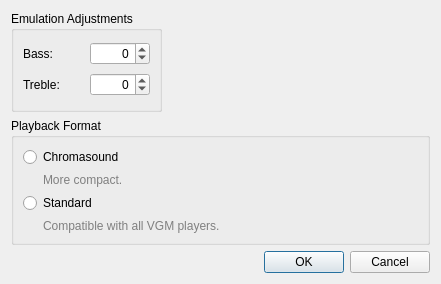
Before: the Qt Designer form dialogs/settings/settingsdialog.ui in nirjacobson/Chromasound-Studio, drawn with Qt 5.
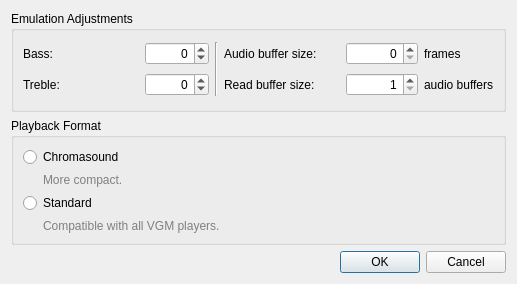
After: the same form once the commit is applied.

Commit message: configurable emu buffer sizes

The edit to the form file:
```diff
--- a/dialogs/settings/settingsdialog.ui
+++ b/dialogs/settings/settingsdialog.ui
@@ -6,7 +6,7 @@
    <rect>
     <x>0</x>
     <y>0</y>
-    <width>441</width>
+    <width>517</width>
     <height>284</height>
    </rect>
   </property>
@@ -19,8 +19,6 @@
   <property name="windowTitle">
    <string>Settings</string>
   </property>
-  <layout class="QVBoxLayout" name="verticalLayout_2">
-   <item>
     <layout class="QGridLayout" name="gridLayout_2">
      <item row="0" column="0">
       <widget class="QGroupBox" name="groupBox_2">
@@ -28,18 +26,25 @@
         <string>Emulation Adjustments</string>
        </property>
        <layout class="QGridLayout" name="gridLayout">
-        <item row="0" column="0">
-         <widget class="QLabel" name="bassLabel">
+      <item row="0" column="3">
+       <widget class="QLabel" name="audioBufferSizeLabel">
           <property name="text">
-           <string>Bass:</string>
+         <string>Audio buffer size:</string>
           </property>
          </widget>
         </item>
-        <item row="0" column="1">
-         <widget class="QSpinBox" name="bassSpinBox">
+      <item row="1" column="3">
+       <widget class="QLabel" name="readBufferSizeLabel">
+        <property name="text">
+         <string>Read buffer size:</string>
+        </property>
+       </widget>
+      </item>
+      <item row="1" column="4">
+       <widget class="QSpinBox" name="readBufferSizeSpinBox">
           <property name="maximumSize">
            <size>
-            <width>64</width>
+          <width>72</width>
             <height>16777215</height>
            </size>
           </property>
@@ -53,10 +58,10 @@
            <set>Qt::AlignRight|Qt::AlignTrailing|Qt::AlignVCenter</set>
           </property>
           <property name="minimum">
-           <number>-100</number>
+         <number>1</number>
           </property>
           <property name="maximum">
-           <number>100</number>
+         <number>1000</number>
           </property>
          </widget>
         </item>
@@ -67,6 +72,57 @@
           </property>
          </widget>
         </item>
+      <item row="0" column="1">
+       <widget class="QSpinBox" name="bassSpinBox">
+        <property name="maximumSize">
+         <size>
+          <width>64</width>
+          <height>16777215</height>
+         </size>
+        </property>
+        <property name="sizeIncrement">
+         <size>
+          <width>64</width>
+          <height>0</height>
+         </size>
+        </property>
+        <property name="alignment">
+         <set>Qt::AlignRight|Qt::AlignTrailing|Qt::AlignVCenter</set>
+        </property>
+        <property name="minimum">
+         <number>-100</number>
+        </property>
+        <property name="maximum">
+         <number>100</number>
+        </property>
+       </widget>
+      </item>
+      <item row="0" column="0">
+       <widget class="QLabel" name="bassLabel">
+        <property name="text">
+         <string>Bass:</string>
+        </property>
+       </widget>
+      </item>
+      <item row="0" column="4">
+       <widget class="QSpinBox" name="audioBufferSizeSpinBox">
+        <property name="maximumSize">
+         <size>
+          <width>72</width>
+          <height>16777215</height>
+         </size>
+        </property>
+        <property name="alignment">
+         <set>Qt::AlignRight|Qt::AlignTrailing|Qt::AlignVCenter</set>
+        </property>
+        <property name="minimum">
+         <number>0</number>
+        </property>
+        <property name="maximum">
+         <number>44100</number>
+        </property>
+       </widget>
+      </item>
         <item row="1" column="1">
          <widget class="QSpinBox" name="trebleSpinBox">
           <property name="maximumSize">
@@ -92,23 +148,43 @@
           </property>
          </widget>
         </item>
-       </layout>
-      </widget>
-     </item>
-     <item row="0" column="1">
-      <spacer name="horizontalSpacer">
+      <item row="0" column="2" rowspan="2">
+       <widget class="Line" name="line">
        <property name="orientation">
-        <enum>Qt::Horizontal</enum>
-       </property>
-       <property name="sizeHint" stdset="0">
-        <size>
-         <width>304</width>
-         <height>93</height>
-        </size>
-       </property>
-      </spacer>
-     </item>
-     <item row="1" column="0" colspan="2">
+         <enum>Qt::Vertical</enum>
+        </property>
+       </widget>
+      </item>
+      <item row="0" column="5">
+       <widget class="QLabel" name="framesLabel">
+        <property name="sizePolicy">
+         <sizepolicy hsizetype="Maximum" vsizetype="Preferred">
+          <horstretch>0</horstretch>
+          <verstretch>0</verstretch>
+         </sizepolicy>
+        </property>
+        <property name="text">
+         <string>frames</string>
+        </property>
+       </widget>
+      </item>
+      <item row="1" column="5">
+       <widget class="QLabel" name="audioBuffersLabel">
+        <property name="sizePolicy">
+         <sizepolicy hsizetype="Maximum" vsizetype="Preferred">
+          <horstretch>0</horstretch>
+          <verstretch>0</verstretch>
+         </sizepolicy>
+        </property>
+        <property name="text">
+         <string>audio buffers</string>
+        </property>
+       </widget>
+      </item>
+     </layout>
+    </widget>
+   </item>
+   <item row="1" column="0">
       <widget class="QGroupBox" name="groupBox_3">
        <property name="title">
         <string>Playback Format</string>
@@ -157,9 +233,7 @@
        </layout>
       </widget>
      </item>
-    </layout>
-   </item>
-   <item>
+   <item row="2" column="0">
     <widget class="QDialogButtonBox" name="buttonBox">
      <property name="orientation">
       <enum>Qt::Horizontal</enum>
```
Left out of the diff: 14 changed lines with no effect on the pictures. Lines whose indentation alone changed are shown as unchanged. The commit also changes 9 other files.
